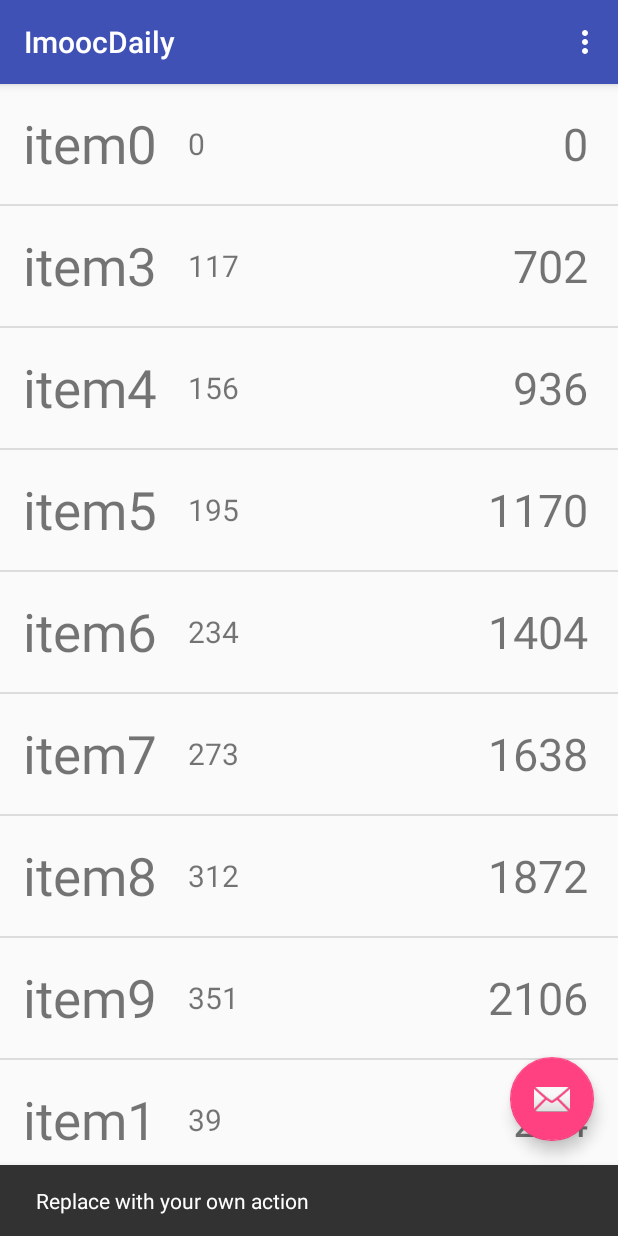
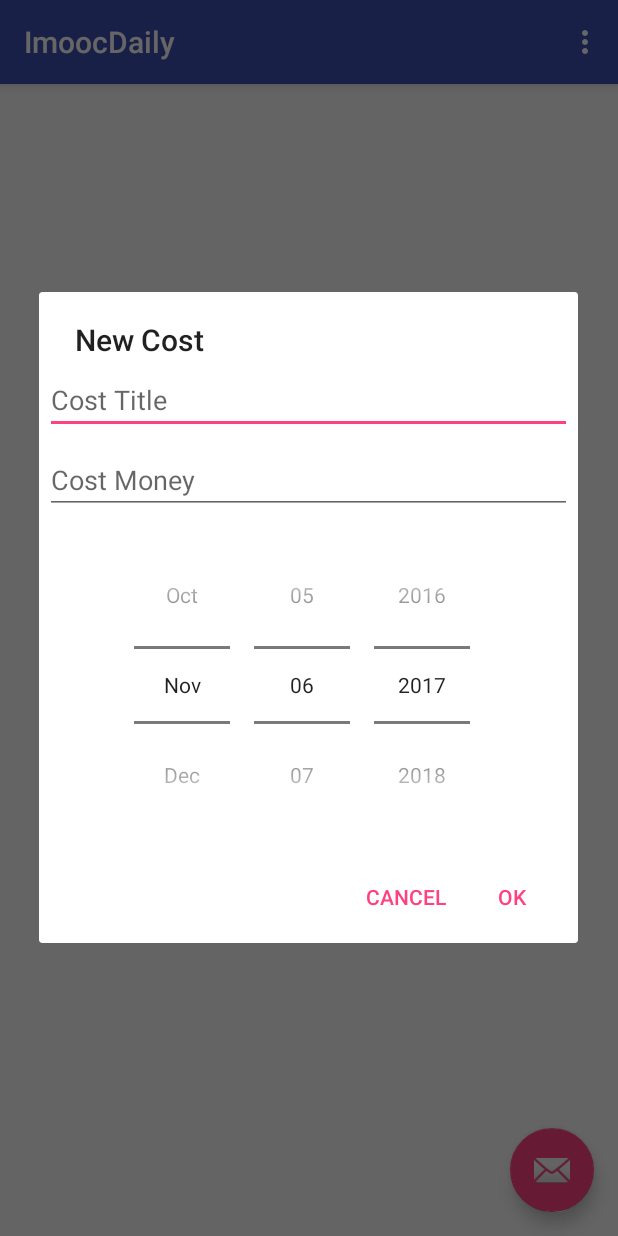
Before and after one commit to whatistheprogramming/ImoocDaily, an Android app: the screen it shows after launch (MainActivity), after a tap on an icon or button, on a phone screen of 412 x 824 dp. Run offline under Robolectric (Android 15) with nearby library versions, the phone set to English and light mode, and no system bars.

Commit message:
完成添加记录数据功能

```diff
--- a/app/build.gradle
+++ b/app/build.gradle
@@ -19,6 +19,8 @@ android {
     }
 }
 
+
+
 dependencies {
     compile fileTree(dir: 'libs', include: ['*.jar'])
     androidTestCompile('com.android.support.test.espresso:espresso-core:2.2.2', {
@@ -29,6 +31,6 @@ dependencies {
     compile 'com.android.support:design:25.2.0'
     testCompile 'junit:junit:4.12'
     compile 'org.litepal.android:core:1.6.0'
-
+    compile 'com.github.lecho:hellocharts-library:1.5.8@aar'
 
 }
--- a/app/src/main/java/com/example/yuan/imoocdaily/CostBean.java
+++ b/app/src/main/java/com/example/yuan/imoocdaily/CostBean.java
@@ -1,10 +1,12 @@
 package com.example.yuan.imoocdaily;
+
+import java.io.Serializable;
 
 /**
  * Created by yuan on 2017/11/5.
  */
 
-public class CostBean
+public class CostBean implements Serializable //要通过Intent传递，就要实现序列化
 {
     private String costTitle;
     private String costDate;
--- a/app/src/main/java/com/example/yuan/imoocdaily/DatabaseHelper.java
+++ b/app/src/main/java/com/example/yuan/imoocdaily/DatabaseHelper.java
@@ -12,6 +12,12 @@ import android.database.sqlite.SQLiteOpenHelper;
 
 public class DatabaseHelper extends SQLiteOpenHelper
 {
+
+    public static final String COST_MONEY = "cost_money";
+    public static final String COST_TITLE = "cost_title";
+    public static final String COST_DATE = "cost_date";
+    public static final String IMOOC_COST = "imooc_cost";
+
     public DatabaseHelper(Context context)
     {
         //第2个参数是数据库名，第3个是工厂模式，第4个是版本
@@ -38,12 +44,12 @@ public class DatabaseHelper extends SQLiteOpenHelper
         SQLiteDatabase database = getWritableDatabase();
         //用ContentValues存储数据
         ContentValues values = new ContentValues();
-        values.put("cost_title", costBean.getCostTitle());
-        values.put("cost_date", costBean.getCostDate());
-        values.put("cost_money", costBean.getCostMoney());
+        values.put(COST_TITLE, costBean.getCostTitle());
+        values.put(COST_DATE, costBean.getCostDate());
+        values.put(COST_MONEY, costBean.getCostMoney());
         //插入到数据库中
         //第一个参数是数据库名，第二个是填null，第三个是ContentValues
-        database.insert("imooc_cost", null, values);
+        database.insert(IMOOC_COST, null, values);
     }
 
     /**
@@ -52,7 +58,7 @@ public class DatabaseHelper extends SQLiteOpenHelper
     public Cursor getAllCostData()
     {
         SQLiteDatabase database = getWritableDatabase();
-        return database.query("imooc_cost", null, null, null, null, null, "cost_date " + "ASC"); //按照时间排序
+        return database.query(IMOOC_COST, null, null, null, null, null, COST_DATE + " ASC"); //按照时间排序
 
     }
 
@@ -62,7 +68,7 @@ public class DatabaseHelper extends SQLiteOpenHelper
     public void deleteAllData()
     {
         SQLiteDatabase database = getWritableDatabase();
-        database.delete("imooc_cost", null, null);
+        database.delete(IMOOC_COST, null, null);
     }
 
     @Override
--- a/app/src/main/java/com/example/yuan/imoocdaily/MainActivity.java
+++ b/app/src/main/java/com/example/yuan/imoocdaily/MainActivity.java
@@ -1,16 +1,23 @@
 package com.example.yuan.imoocdaily;
 
+import android.content.DialogInterface;
+import android.content.Intent;
 import android.database.Cursor;
 import android.os.Bundle;
 import android.support.design.widget.FloatingActionButton;
 import android.support.design.widget.Snackbar;
+import android.support.v7.app.AlertDialog;
 import android.support.v7.app.AppCompatActivity;
 import android.support.v7.widget.Toolbar;
+import android.view.LayoutInflater;
 import android.view.View;
 import android.view.Menu;
 import android.view.MenuItem;
+import android.widget.DatePicker;
+import android.widget.EditText;
 import android.widget.ListView;
 
+import java.io.Serializable;
 import java.util.ArrayList;
 import java.util.List;
 
@@ -21,6 +28,7 @@ public class MainActivity extends AppCompatActivity
     private List<CostBean> mCostBeanList = new ArrayList<>();
 
     private DatabaseHelper mDatabaseHelper;
+    private CostListAdapter adapter;
 
     @Override
     protected void onCreate(Bundle savedInstanceState)
@@ -40,7 +48,8 @@ public class MainActivity extends AppCompatActivity
         //提供数据
         initCostData();
         //ListView设置适配器
-        costList.setAdapter(new CostListAdapter(this, mCostBeanList));
+        adapter = new CostListAdapter(this, mCostBeanList);
+        costList.setAdapter(adapter);
 
 
 
@@ -51,25 +60,71 @@ public class MainActivity extends AppCompatActivity
             @Override
             public void onClick(View view)
             {
-                Snackbar.make(view, "Replace with your own action", Snackbar.LENGTH_LONG)
-                        .setAction("Action", null).show();
-            }
-        });
+                //创建对话框
+                AlertDialog.Builder dialog = new AlertDialog.Builder(MainActivity.this);
+                //创建LayoutInflater
+                LayoutInflater inflater = LayoutInflater.from(MainActivity.this);
+                View viewDialog = inflater.inflate(R.layout.dialog_cost_data, null);
+                final EditText title = (EditText) viewDialog.findViewById(R.id.edit_cost_title);
+                final EditText money = (EditText) viewDialog.findViewById(R.id.edit_cost_money);
+                final DatePicker date = (DatePicker) viewDialog.findViewById(R.id.date_picker);
+
+                //给对话框设置view对象
+                dialog.setView(viewDialog);
+
+                //给对话框添加标题
+                dialog.setTitle("New Cost");
+
+                /**
+                 * 给对话框加入监听事件，当点击确定时，取出数据
+                 */
+                //设置OK按钮
+                dialog.setPositiveButton("OK", new DialogInterface.OnClickListener()
+                {
+                    @Override
+                    public void onClick(DialogInterface dialog, int which)
+                    {
+                        CostBean costBean = new CostBean();
+                        costBean.setCostTitle(title.getText().toString());
+                        costBean.setCostMoney(money.getText().toString());
+                        //取出时间
+                        String dateTime = date.getYear() + "-" + (date.getMonth() + 1) + "-" + date.getDayOfMonth();
+                        costBean.setCostDate(dateTime);
+
+                        //最后插入到数据库中
+                        mDatabaseHelper.insertCost(costBean);
+
+                        //插入到dataList中
+                        mCostBeanList.add(costBean);
+
+                        //通知listview更新数据源,基于dataList的，所以dataList先要有变化,否则不能刷新
+                        adapter.notifyDataSetChanged();
+
+
+                    }
+                });
+
+                //设置取消按钮
+                dialog.setNegativeButton("Cancel", null);
+
+                //千万记住要调用dialog的show()方法让它显示,先创建
+                dialog.create().show();
     }
+});
+        }
 
-    private void initCostData()
-    {
-        //清空数据
-        mDatabaseHelper.deleteAllData();
-        for (int i = 0; i < 20; i++)
-        {
-            CostBean costBean = new CostBean();
-            costBean.setCostDate(i * 39 + "");
-            costBean.setCostMoney(i * 234 + "");
-            costBean.setCostTitle("item" + i);
-            //插入到数据库中
-            mDatabaseHelper.insertCost(costBean);
-        }
+private void initCostData()
+{
+//        mDatabaseHelper.deleteAllData();
+//        for (int i = 0; i < 6; i++)
+//        {
+//            CostBean costBean = new CostBean();
+//            costBean.setCostDate("11-11");
+//            costBean.setCostMoney(i * 234 + "");
+//            costBean.setCostTitle("item" + i);
+//            插入到数据库中
+//            mDatabaseHelper.insertCost(costBean);
+//        }
         Cursor cursor = mDatabaseHelper.getAllCostData();
         if (cursor != null)
         {
@@ -105,8 +160,13 @@ public class MainActivity extends AppCompatActivity
         int id = item.getItemId();
 
         //noinspection SimplifiableIfStatement
-        if (id == R.id.action_settings)
+        if (id == R.id.action_chart)
         {
+            //当点击菜单项，弹出图表
+            Intent intent = new Intent(MainActivity.this, ChartsActivity.class);
+            //将mCostBeanList序列化并通过intent传递到ChartsActivity中
+            intent.putExtra("cost_list", (Serializable) mCostBeanList);
+            startActivity(intent);
             return true;
         }
 
--- /dev/null
+++ b/app/src/main/res/layout/dialog_cost_data.xml
@@ -0,0 +1,36 @@
+<?xml version="1.0" encoding="utf-8"?>
+<!--对话框布局-->
+<LinearLayout xmlns:android="http://schemas.android.com/apk/res/android"
+              android:gravity="center"
+              android:orientation="vertical"
+              android:layout_width="match_parent"
+              android:layout_height="match_parent">
+
+    <EditText
+        android:id="@+id/edit_cost_title"
+        android:layout_width="match_parent"
+        android:layout_height="wrap_content"
+        android:layout_margin="4dp"
+        android:hint="Cost Title"/>
+
+
+    <EditText
+        android:id="@+id/edit_cost_money"
+        android:layout_width="match_parent"
+        android:layout_height="wrap_content"
+        android:layout_margin="4dp"
+        android:hint="Cost Money"/>
+
+
+
+    <!--时间选择器-->
+    <DatePicker
+        android:id="@+id/date_picker"
+        android:layout_width="wrap_content"
+        android:layout_height="wrap_content"
+        android:layout_margin="4dp"
+        android:datePickerMode="spinner"
+        android:calendarViewShown="false"
+        />
+
+</LinearLayout>
--- a/app/src/main/res/menu/menu_main.xml
+++ b/app/src/main/res/menu/menu_main.xml
@@ -3,8 +3,8 @@
       xmlns:tools="http://schemas.android.com/tools"
       tools:context="com.example.yuan.imoocdaily.MainActivity">
     <item
-        android:id="@+id/action_settings"
+        android:id="@+id/action_chart"
         android:orderInCategory="100"
-        android:title="@string/action_settings"
+        android:title="Charts"
         app:showAsAction="never"/>
 </menu>
--- a/app/src/main/res/values/strings.xml
+++ b/app/src/main/res/values/strings.xml
@@ -1,4 +1,3 @@
 <resources>
     <string name="app_name">ImoocDaily</string>
-    <string name="action_settings">Settings</string>
 </resources>
```
Also changed, not shown: app/src/main/java/com/example/yuan/imoocdaily/ChartsActivity.java (added, +32 -0 lines), app/src/main/res/layout/chart_view.xml (added, +15 -0 lines).
